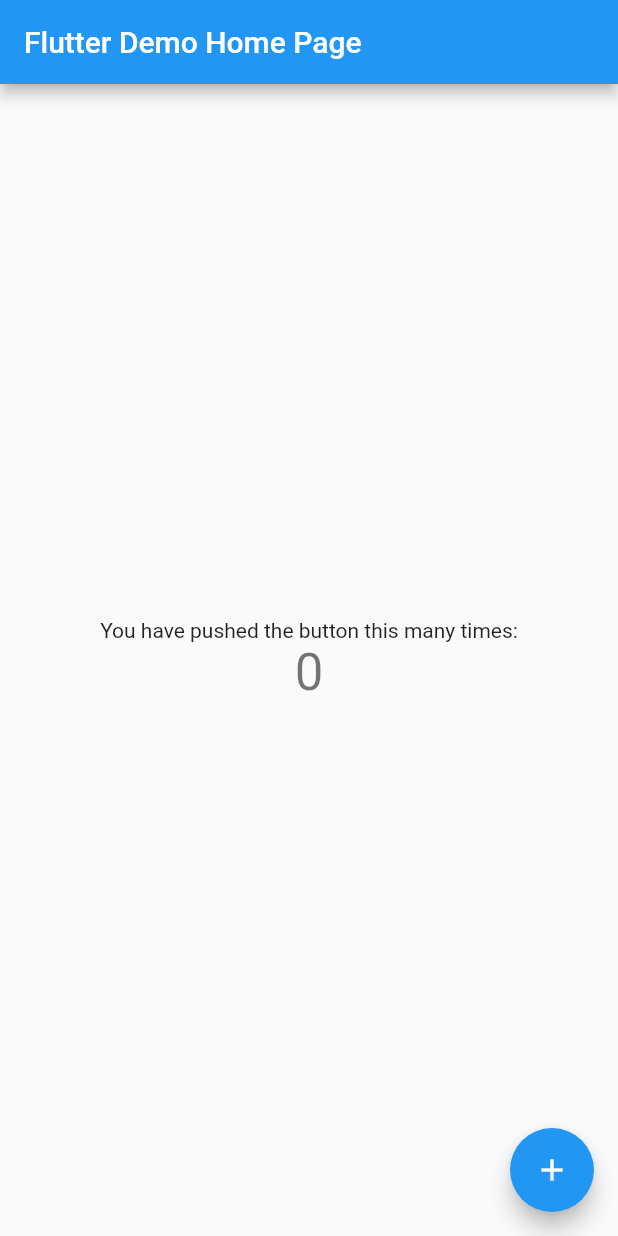
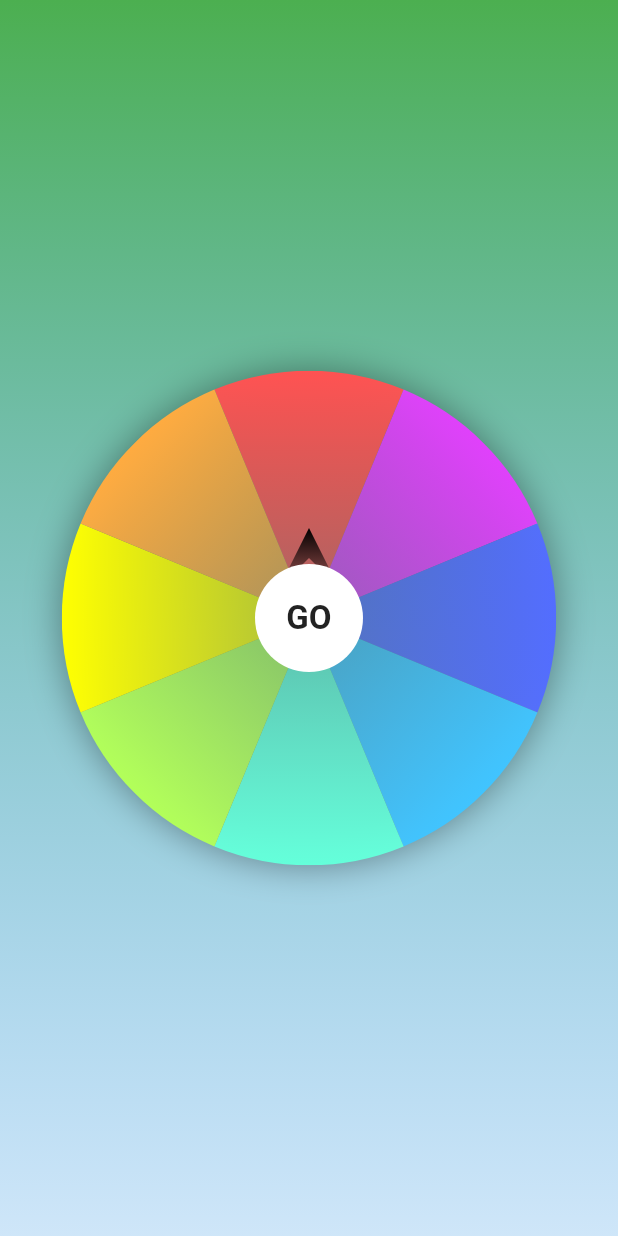
Before and after one commit to ThePrincelle/WheelEat, a Flutter app: the screen it shows after launch, on a phone screen of 412 x 824 dp. Run offline on Flutter 3.47's test engine with Material 2 defaults, Android fonts, the phone set to English and light mode, and no system bars; missing offline and left inert: google_place.

Commit message:
:tada: begining of the wheel

```diff
--- /dev/null
+++ b/lib/arrow.dart
@@ -0,0 +1,48 @@
+import 'dart:math';
+
+import 'package:flutter/material.dart';
+
+class ArrowView extends StatelessWidget {
+  @override
+  Widget build(BuildContext context) {
+    return Align(
+      alignment: Alignment.center,
+      child: Transform.rotate(
+        angle: pi,
+        child: Padding(
+          padding: EdgeInsets.only(top: 80),
+          child: ClipPath(
+            clipper: _ArrowClipper(),
+            child: Container(
+              decoration: BoxDecoration(
+                  gradient: LinearGradient(
+                      begin: Alignment.topCenter,
+                      end: Alignment.bottomCenter,
+                      colors: [Colors.black12, Colors.black])),
+              height: 40,
+              width: 40,
+            ),
+          ),
+        ),
+      ),
+    );
+  }
+}
+
+class _ArrowClipper extends CustomClipper<Path> {
+  @override
+  Path getClip(Size size) {
+    Path _path = Path();
+    Offset _center = size.center(Offset.zero);
+    _path.lineTo(_center.dx, size.height);
+    _path.lineTo(size.width, 0);
+    _path.lineTo(_center.dx, _center.dy);
+    _path.close();
+    return _path;
+  }
+
+  @override
+  bool shouldReclip(CustomClipper<Path> oldClipper) {
+    return false;
+  }
+}
--- /dev/null
+++ b/lib/board.dart
@@ -0,0 +1,100 @@
+import 'dart:math';
+
+import 'package:flutter/material.dart';
+
+import 'arrow.dart';
+import 'model.dart';
+
+class BoardView extends StatefulWidget {
+  final double angle;
+  final double current;
+  final List<Luck> items;
+
+  const BoardView({Key? key, required this.angle, required this.current, required this.items})
+      : super(key: key);
+
+  @override
+  State<StatefulWidget> createState() {
+    return _BoardViewState();
+  }
+}
+
+class _BoardViewState extends State<BoardView> {
+  Size get size => Size(MediaQuery.of(context).size.width * 0.8,
+      MediaQuery.of(context).size.width * 0.8);
+
+  double _rotote(int index) => (index / widget.items.length) * 2 * pi;
+
+  @override
+  Widget build(BuildContext context) {
+    return Stack(
+      alignment: Alignment.center,
+      children: <Widget>[
+        //shadow
+        Container(
+          height: size.height,
+          width: size.width,
+          decoration: const BoxDecoration(
+              shape: BoxShape.circle,
+              boxShadow: [BoxShadow(blurRadius: 20, color: Colors.black38)]),
+        ),
+        Transform.rotate(
+          angle: -(widget.current + widget.angle) * 2 * pi,
+          child: Stack(
+            alignment: Alignment.center,
+            children: <Widget>[
+              for (var luck in widget.items) ...[_buildCard(luck)],
+            ],
+          ),
+        ),
+        Container(
+          height: size.height,
+          width: size.width,
+          child: ArrowView(),
+        ),
+      ],
+    );
+  }
+
+  _buildCard(Luck luck) {
+    var _rotate = _rotote(widget.items.indexOf(luck));
+    var _angle = 2 * pi / widget.items.length;
+    return Transform.rotate(
+      angle: _rotate,
+      child: ClipPath(
+        clipper: _LuckPath(_angle),
+        child: Container(
+          height: size.height,
+          width: size.width,
+          decoration: BoxDecoration(
+              gradient: LinearGradient(
+                  begin: Alignment.topCenter,
+                  end: Alignment.bottomCenter,
+                  colors: [luck.color, luck.color.withOpacity(0)])),
+        ),
+      ),
+    );
+  }
+}
+
+class _LuckPath extends CustomClipper<Path> {
+  final double angle;
+
+  _LuckPath(this.angle);
+
+  @override
+  Path getClip(Size size) {
+    Path _path = Path();
+    Offset _center = size.center(Offset.zero);
+    Rect _rect = Rect.fromCircle(center: _center, radius: size.width / 2);
+    _path.moveTo(_center.dx, _center.dy);
+    _path.arcTo(_rect, -pi / 2 - angle / 2, angle, false);
+    _path.close();
+    return _path;
+  }
+
+  @override
+  bool shouldReclip(_LuckPath oldClipper) {
+    return angle != oldClipper.angle;
+  }
+}
--- /dev/null
+++ b/lib/components/wheel.dart
@@ -0,0 +1,26 @@
+import 'dart:math';
+
+import 'package:flutter/material.dart';
+
+
+class _LuckPath extends CustomClipper<Path> {
+  final double angle;
+
+  _LuckPath(this.angle);
+
+  @override
+  Path getClip(Size size) {
+    Path _path = Path();
+    Offset _center = size.center(Offset.zero);
+    Rect _rect = Rect.fromCircle(center: _center, radius: size.width / 2);
+    _path.moveTo(_center.dx, _center.dy);
+    _path.arcTo(_rect, -pi / 2 - angle / 2, angle, false);
+    _path.close();
+    return _path;
+  }
+
+  @override
+  bool shouldReclip(_LuckPath oldClipper) {
+    return angle != oldClipper.angle;
+  }
+}
--- /dev/null
+++ b/lib/home.dart
@@ -0,0 +1,115 @@
+import 'dart:math';
+
+import 'package:flutter/material.dart';
+
+import 'board.dart';
+import 'model.dart';
+
+class HomePage extends StatefulWidget {
+  const HomePage({Key? key}) : super(key: key);
+
+  @override
+  State<StatefulWidget> createState() {
+    return _HomePageState();
+  }
+}
+
+class _HomePageState extends State<HomePage>
+    with SingleTickerProviderStateMixin {
+  double _angle = 0;
+  double _current = 0;
+  late AnimationController _ctrl;
+  late Animation _ani;
+  final List<Luck> _items = [
+    Luck("apple", Colors.accents[0]),
+    Luck("raspberry", Colors.accents[2]),
+    Luck("grapes", Colors.accents[4]),
+    Luck("fruit", Colors.accents[6]),
+    Luck("milk", Colors.accents[8]),
+    Luck("salad", Colors.accents[10]),
+    Luck("cheese", Colors.accents[12]),
+    Luck("carrot", Colors.accents[14]),
+  ];
+
+  @override
+  void initState() {
+    // TODO: implement initState
+    super.initState();
+    var _duration = const Duration(milliseconds: 5000);
+    _ctrl = AnimationController(vsync: this, duration: _duration);
+    _ani = CurvedAnimation(parent: _ctrl, curve: Curves.fastLinearToSlowEaseIn);
+  }
+
+  @override
+  Widget build(BuildContext context) {
+    return Scaffold(
+      body: Container(
+        decoration: BoxDecoration(
+            gradient: LinearGradient(
+                begin: Alignment.topCenter,
+                end: Alignment.bottomCenter,
+                colors: [Colors.green, Colors.blue.withOpacity(0.2)])),
+        child: AnimatedBuilder(
+            animation: _ani,
+            builder: (context, child) {
+              final _value = _ani.value;
+              final _angle = _value * this._angle;
+              return Stack(
+                alignment: Alignment.center,
+                children: <Widget>[
+                  BoardView(items: _items, current: _current, angle: _angle),
+                  _buildGo(),
+                  _buildResult(_value),
+                ],
+              );
+            }),
+      ),
+    );
+  }
+
+  _buildGo() {
+    return Material(
+      color: Colors.white,
+      shape: const CircleBorder(),
+      child: InkWell(
+        customBorder: const CircleBorder(),
+        child: Container(
+          alignment: Alignment.center,
+          height: 72,
+          width: 72,
+          child: const Text(
+            "GO",
+            style: TextStyle(fontSize: 22.0, fontWeight: FontWeight.bold),
+          ),
+        ),
+        onTap: _animation,
+      ),
+    );
+  }
+
+  _animation() {
+    if (!_ctrl.isAnimating) {
+      var _random = Random().nextDouble();
+      _angle = 20 + Random().nextInt(5) + _random;
+      _ctrl.forward(from: 0.0).then((_) {
+        _current = (_current + _random);
+        _current = _current - _current ~/ 1;
+        _ctrl.reset();
+      });
+    }
+  }
+
+  int _calIndex(value) {
+    var _base = (2 * pi / _items.length / 2) / (2 * pi);
+    return (((_base + value) % 1) * _items.length).floor();
+  }
+
+  _buildResult(_value) {
+    return const Padding(
+      padding: EdgeInsets.symmetric(vertical: 16.0),
+      child: Align(
+        alignment: Alignment.bottomCenter,
+      ),
+    );
+  }
+}
--- a/lib/main.dart
+++ b/lib/main.dart
@@ -1,8 +1,8 @@
 import 'package:flutter/material.dart';
 
-void main() {
-  runApp(const MyApp());
-}
+import 'home.dart';
+
+void main() => runApp(MyApp());
 
 class MyApp extends StatelessWidget {
   const MyApp({Key? key}) : super(key: key);
@@ -10,59 +10,10 @@ class MyApp extends StatelessWidget {
   @override
   Widget build(BuildContext context) {
     return MaterialApp(
-      title: 'Flutter Demo',
-      theme: ThemeData(
-        primarySwatch: Colors.blue,
-      ),
-      home: const MyHomePage(title: 'Flutter Demo Home Page'),
       debugShowCheckedModeBanner: false,
+      title: 'Wheeleat',
+      theme: ThemeData(primarySwatch: Colors.blue),
+      home: const HomePage(),
     );
   }
 }
-
-class MyHomePage extends StatefulWidget {
-  const MyHomePage({Key? key, required this.title}) : super(key: key);
-
-  final String title;
-
-  @override
-  State<MyHomePage> createState() => _MyHomePageState();
-}
-
-class _MyHomePageState extends State<MyHomePage> {
-  int _counter = 0;
-
-  void _incrementCounter() {
-    setState(() {
-      _counter++;
-    });
-  }
-
-  @override
-  Widget build(BuildContext context) {
-    return Scaffold(
-      appBar: AppBar(
-        title: Text(widget.title),
-      ),
-      body: Center(
-        child: Column(
-          mainAxisAlignment: MainAxisAlignment.center,
-          children: <Widget>[
-            const Text(
-              'You have pushed the button this many times:',
-            ),
-            Text(
-              '$_counter',
-              style: Theme.of(context).textTheme.headline4,
-            ),
-          ],
-        ),
-      ),
-      floatingActionButton: FloatingActionButton(
-        onPressed: _incrementCounter,
-        tooltip: 'Increment',
-        child: const Icon(Icons.add),
-      ),
-    );
-  }
-}
--- /dev/null
+++ b/lib/model.dart
@@ -0,0 +1,11 @@
+import 'dart:ui';
+
+class Luck{
+  final String image;
+  final Color color;
+
+  Luck(this.image, this.color);
+
+
+  String get asset =>  "asset/image/$image.png";
+}
```
